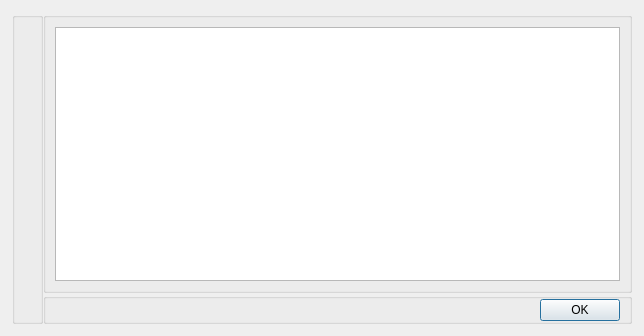
Above: src/qt/forms/helpmessagedialog.ui from genisyskernel/koyotecoin before the change. Below: the same form after it.
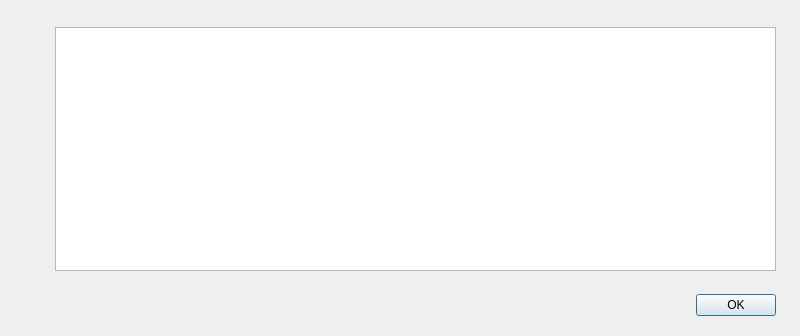
That is the form after the change. Icons and pictures are not drawn.

Commit message:
koyotecoin: fix ui form
Koyotecoin: Fix UI Form

The edit to the form file:
```diff
--- a/src/qt/forms/helpmessagedialog.ui
+++ b/src/qt/forms/helpmessagedialog.ui
@@ -6,7 +6,7 @@
    <rect>
     <x>0</x>
     <y>0</y>
-    <width>644</width>
+    <width>800</width>
     <height>336</height>
    </rect>
   </property>
@@ -39,6 +39,11 @@
      </property>
      <item>
       <widget class="QGroupBox" name="groupBox">
+       <property name="styleSheet">
+        <string notr="true">QGroupBox#groupBox_2 {border:0;}
+QGroupBox#groupBox_3 {border:0;}
+QGroupBox#groupBox {border:0;}</string>
+       </property>
        <property name="title">
         <string/>
        </property>
@@ -57,6 +62,9 @@
           <property name="spacing">
            <number>55</number>
           </property>
+          <property name="bottomMargin">
+           <number>30</number>
+          </property>
           <item>
            <widget class="QLabel" name="aboutLogo">
             <property name="sizePolicy">
@@ -128,8 +136,16 @@
    </item>
    <item>
     <layout class="QVBoxLayout" name="verticalLayout">
+     <property name="spacing">
+      <number>0</number>
+     </property>
      <item>
       <widget class="QGroupBox" name="groupBox_2">
+       <property name="styleSheet">
+        <string notr="true">QGroupBox#groupBox_2 {border:0;}
+QGroupBox#groupBox_3 {border:0;}
+QGroupBox#groupBox {border:0;}</string>
+       </property>
        <property name="title">
         <string/>
        </property>
@@ -137,6 +153,11 @@
         <bool>true</bool>
        </property>
        <layout class="QVBoxLayout" name="verticalLayout_5">
+        <property name="spacing">
+         <number>6</number>
+        </property>
+        <item>
+         <layout class="QVBoxLayout" name="verticalLayout_4">
         <item>
          <widget class="QTextEdit" name="aboutMessage">
           <property name="maximumSize">
@@ -156,14 +177,18 @@
           </property>
          </widget>
         </item>
-        <item>
-         <layout class="QVBoxLayout" name="verticalLayout_4"/>
+         </layout>
         </item>
        </layout>
       </widget>
      </item>
      <item>
       <widget class="QGroupBox" name="groupBox_3">
+       <property name="styleSheet">
+        <string notr="true">QGroupBox#groupBox_2 {border:0;}
+QGroupBox#groupBox_3 {border:0;}
+QGroupBox#groupBox {border:0;}</string>
+       </property>
        <property name="title">
         <string/>
        </property>
@@ -178,13 +203,13 @@
          <number>9</number>
         </property>
         <property name="topMargin">
-         <number>0</number>
+         <number>5</number>
         </property>
         <property name="rightMargin">
          <number>9</number>
         </property>
         <property name="bottomMargin">
-         <number>0</number>
+         <number>5</number>
         </property>
         <item>
          <layout class="QVBoxLayout" name="verticalLayout_6">
```
Lines whose indentation alone changed are shown as unchanged.
